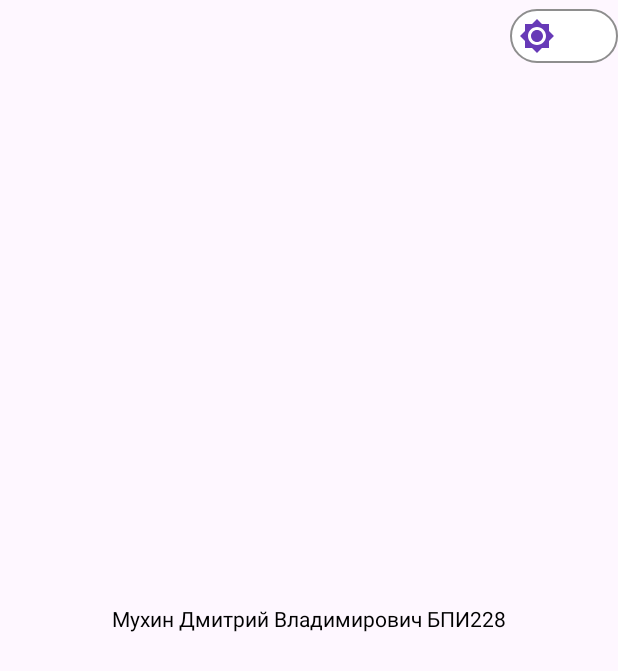
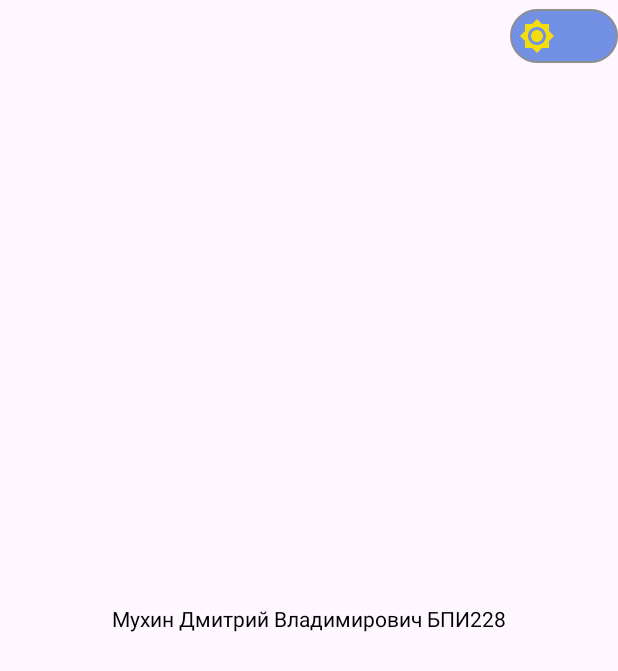
Before and after one commit to Dmitry-Pr/Homework_course2, an Android app: the screen it shows after launch (MainActivity), on a phone screen of 412 x 824 dp. Shown: the top 671 px of the screen. Run offline under Robolectric (Android 15) with nearby library versions, the phone set to English and light mode, and no system bars.

Commit message:
Changed switcher colors

```diff
--- a/Android/HW1/app/src/main/res/drawable/ic_sun.xml
+++ b/Android/HW1/app/src/main/res/drawable/ic_sun.xml
@@ -1,4 +1,4 @@
-<vector android:height="24dp" android:tint="@color/colorAccent"
+<vector android:height="24dp" android:tint="@color/sun"
     android:viewportHeight="24" android:viewportWidth="24"
     android:width="24dp" xmlns:android="http://schemas.android.com/apk/res/android">
     <path android:fillColor="@color/colorAccent" android:pathData="M20,8.69L20,4h-4.69L12,0.69 8.69,4L4,4v4.69L0.69,12 4,15.31L4,20h4.69L12,23.31 15.31,20L20,20v-4.69L23.31,12 20,8.69zM12,18c-3.31,0 -6,-2.69 -6,-6s2.69,-6 6,-6 6,2.69 6,6 -2.69,6 -6,6zM12,8c-2.21,0 -4,1.79 -4,4s1.79,4 4,4 4,-1.79 4,-4 -1.79,-4 -4,-4z"/>
--- a/Android/HW1/app/src/main/res/drawable/track.xml
+++ b/Android/HW1/app/src/main/res/drawable/track.xml
@@ -10,7 +10,7 @@
 
     <item android:state_checked="false">
         <shape android:shape="rectangle">
-            <solid android:color="@color/white" />
+            <solid android:color="@color/sky" />
             <corners android:radius="100sp" />
             <stroke android:width="1dp" android:color="@color/grey" />
         </shape>
--- a/Android/HW1/app/src/main/res/values/colors.xml
+++ b/Android/HW1/app/src/main/res/values/colors.xml
@@ -5,4 +5,6 @@
     <color name="colorAccent">#673AB7</color>
     <color name="grey">#8e8e8e</color>
     <color name="darkGrey">#575656</color>
+    <color name="sky">#7290E4</color>
+    <color name="sun">#F4DD0E</color>
 </resources>
```
